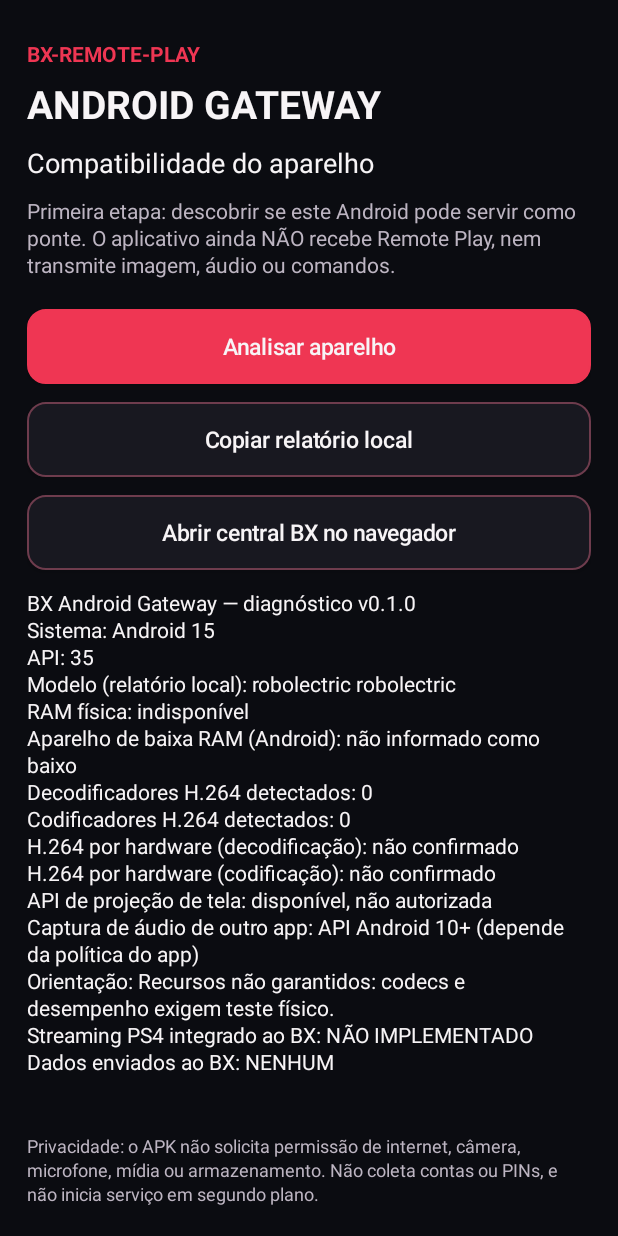
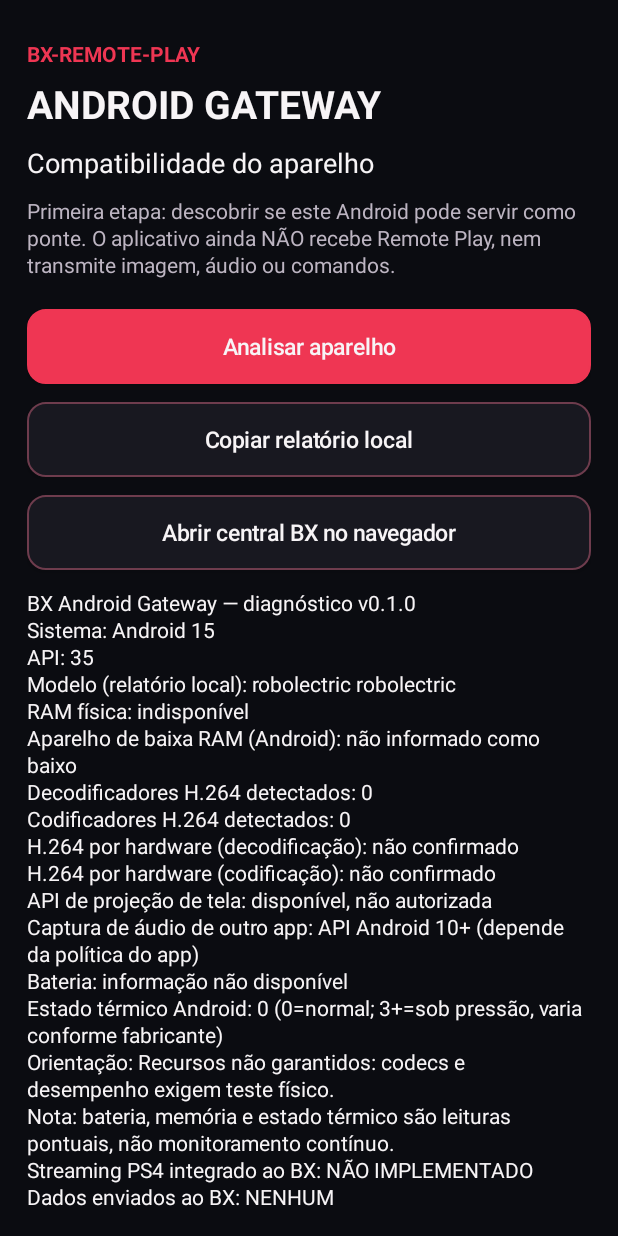
Before and after one commit to CT7-BX/BX-HEN-V3, an Android app: the screen it shows after launch (MainActivity), after a tap on "Analisar aparelho", on a phone screen of 412 x 824 dp. Run offline under Robolectric (Android 15) with nearby library versions, the phone set to English and light mode, and no system bars.

Commit message:
feat(android): on-demand battery, temperature, thermal and free-memory checks; restore report on rotation; no new permissions

```diff
--- a/android-gateway/app/src/main/java/com/ct7bx/gateway/MainActivity.java
+++ b/android-gateway/app/src/main/java/com/ct7bx/gateway/MainActivity.java
@@ -6,9 +6,12 @@ import android.content.ClipData;
 import android.content.ClipboardManager;
 import android.content.Context;
 import android.content.Intent;
+import android.content.IntentFilter;
 import android.graphics.Color;
 import android.graphics.Typeface;
 import android.graphics.drawable.GradientDrawable;
+import android.os.BatteryManager;
+import android.os.PowerManager;
 import android.media.MediaCodecInfo;
 import android.media.MediaCodecList;
 import android.media.projection.MediaProjectionManager;
@@ -41,6 +44,9 @@ public final class MainActivity extends Activity {
     private LinearLayout layout;
     private TextView diagnostics;
     private String report = "";
+    private Button copyButton;
+    private TextView copyStatus;
+    private static final String STATE_REPORT = "bx_diagnostic_report";
 
     @Override
     protected void onCreate(Bundle savedInstanceState) {
@@ -67,8 +73,9 @@ public final class MainActivity extends Activity {
         Button inspect = button("Analisar aparelho", true);
         inspect.setOnClickListener(v -> inspectDevice());
 
-        Button copy = button("Copiar relatório local", false);
-        copy.setOnClickListener(v -> {
+        copyButton = button("Copiar relatório local", false);
+        copyButton.setEnabled(false);
+        copyButton.setOnClickListener(v -> {
             if (report.isEmpty()) {
                 diagnostics.setText("Execute a análise antes de copiar.");
                 return;
@@ -76,7 +83,7 @@ public final class MainActivity extends Activity {
             ClipboardManager cb = (ClipboardManager) getSystemService(CLIPBOARD_SERVICE);
             if (cb != null) {
                 cb.setPrimaryClip(ClipData.newPlainText("BX Gateway compatibility", report));
-                label("Relatório copiado. Você controla se deseja compartilhá-lo.", 13, MUTED, Typeface.NORMAL, 6);
+                copyStatus.setText("Relatório copiado. Você controla se deseja compartilhá-lo.");
             }
         });
         Button web = button("Abrir central BX no navegador", false);
@@ -90,14 +97,30 @@ public final class MainActivity extends Activity {
         });
 
         diagnostics = label("Nenhum teste executado. Não há comunicação com PS4 nesta versão.",
-            14, WHITE, Typeface.NORMAL, 20);
+            14, WHITE, Typeface.NORMAL, 12);
         diagnostics.setTextIsSelectable(true);
+        copyStatus = label("", 13, MUTED, Typeface.NORMAL, 12);
+        if (savedInstanceState != null) {
+            String restored = savedInstanceState.getString(STATE_REPORT, "");
+            if (!restored.isEmpty()) {
+                report = restored;
+                diagnostics.setText(report);
+                copyButton.setEnabled(true);
+            }
+        }
         label("Privacidade: o APK não solicita permissão de internet, câmera, " +
             "microfone, mídia ou armazenamento. Não coleta contas ou PINs, " +
             "e não inicia serviço em segundo plano.", 12, MUTED, Typeface.NORMAL, 22);
     }
 
+    @Override
+    protected void onSaveInstanceState(Bundle outState) {
+        outState.putString(STATE_REPORT, report);
+        super.onSaveInstanceState(outState);
+    }
+
     private void inspectDevice() {
+        copyStatus.setText("");
         StringBuilder result = new StringBuilder(600);
         result.append("BX Android Gateway — diagnóstico v0.1.0\n");
         result.append("Sistema: Android ").append(Build.VERSION.RELEASE).append("\n");
@@ -121,6 +144,13 @@ public final class MainActivity extends Activity {
         } else result.append("RAM física: indisponível\n");
         result.append("Aparelho de baixa RAM (Android): ")
             .append(lowRam ? "sim" : "não informado como baixo").append("\n");
+        if (manager != null && memory.availMem > 0) {
+            result.append("RAM disponível no momento: ").append(
+                String.format(Locale.US, "%.2f", ((double) memory.availMem) /
+                    (1024.0 * 1024.0 * 1024.0))).append(" GiB\n");
+            result.append("Pressão de memória no momento: ")
+                .append(memory.lowMemory ? "alta" : "não sinalizada").append("\n");
+        }
 
         int decoders = 0;
         int encoders = 0;
@@ -166,6 +196,48 @@ public final class MainActivity extends Activity {
                 "API Android 10+ (depende da política do app)" :
                 "indisponível antes do Android 10").append("\n");
 
+        // Sticky battery broadcast is read locally: no permission and no
+        // background polling. It is only a snapshot, NOT a 24h safety monitor.
+        try {
+            Intent battery = registerReceiver(null, new IntentFilter(Intent.ACTION_BATTERY_CHANGED));
+            if (battery != null) {
+                int level = battery.getIntExtra(BatteryManager.EXTRA_LEVEL, -1);
+                int scale = battery.getIntExtra(BatteryManager.EXTRA_SCALE, -1);
+                if (level >= 0 && scale > 0)
+                    result.append("Bateria no momento: ")
+                        .append(Math.round((100f * level) / scale)).append("%\n");
+                int batteryStatus = battery.getIntExtra(BatteryManager.EXTRA_STATUS, -1);
+                result.append("Carregamento: ")
+                    .append(batteryStatus == BatteryManager.BATTERY_STATUS_CHARGING ||
+                            batteryStatus == BatteryManager.BATTERY_STATUS_FULL ?
+                            "conectado/concluído" : "não confirmado").append("\n");
+                int temp = battery.getIntExtra(BatteryManager.EXTRA_TEMPERATURE, -1);
+                if (temp > 0) {
+                    result.append("Temperatura informada da bateria: ")
+                        .append(String.format(Locale.US, "%.1f", temp / 10.0f))
+                        .append(" °C (somente leitura atual)\n");
+                    if (temp >= 420)
+                        result.append("Atenção: bateria quente. Não usar como gateway contínuo nessas condições.\n");
+                }
+            } else result.append("Bateria: informação não disponível\n");
+        } catch (RuntimeException error) {
+            result.append("Bateria: não foi possível consultar neste Android\n");
+        }
+        if (Build.VERSION.SDK_INT >= 29) {
+            try {
+                PowerManager pm = (PowerManager) getSystemService(Context.POWER_SERVICE);
+                if (pm != null) {
+                    int state = pm.getCurrentThermalStatus();
+                    result.append("Estado térmico Android: ").append(state)
+                        .append(" (0=normal; 3+=sob pressão, varia conforme fabricante)\n");
+                    if (state >= PowerManager.THERMAL_STATUS_SEVERE)
+                        result.append("Atenção: pressão térmica elevada. Interrompa testes exigentes.\n");
+                }
+            } catch (RuntimeException error) {
+                result.append("Estado térmico: não disponível neste aparelho\n");
+            }
+        } else result.append("Estado térmico do sistema: API não disponível antes do Android 10\n");
+
         String profile;
         if (lowRam || (ramBytes > 0 && ramBytes < 1600L * 1024L * 1024L))
             profile = "Muito limitado: começar com testes visuais leves; 480p pode falhar.";
@@ -173,11 +245,13 @@ public final class MainActivity extends Activity {
             profile = "Modesto: iniciar futuros testes em 480p; sem garantia de 30 FPS.";
         else profile = "Recursos não garantidos: codecs e desempenho exigem teste físico.";
         result.append("Orientação: ").append(profile).append("\n");
+        result.append("Nota: bateria, memória e estado térmico são leituras pontuais, não monitoramento contínuo.\n");
         result.append("Streaming PS4 integrado ao BX: NÃO IMPLEMENTADO\n");
         result.append("Dados enviados ao BX: NENHUM\n");
 
         report = result.toString();
         diagnostics.setText(report);
+        copyButton.setEnabled(true);
     }
 
     private TextView label(String value, int sp, int color, int style, int bottom) {
```
